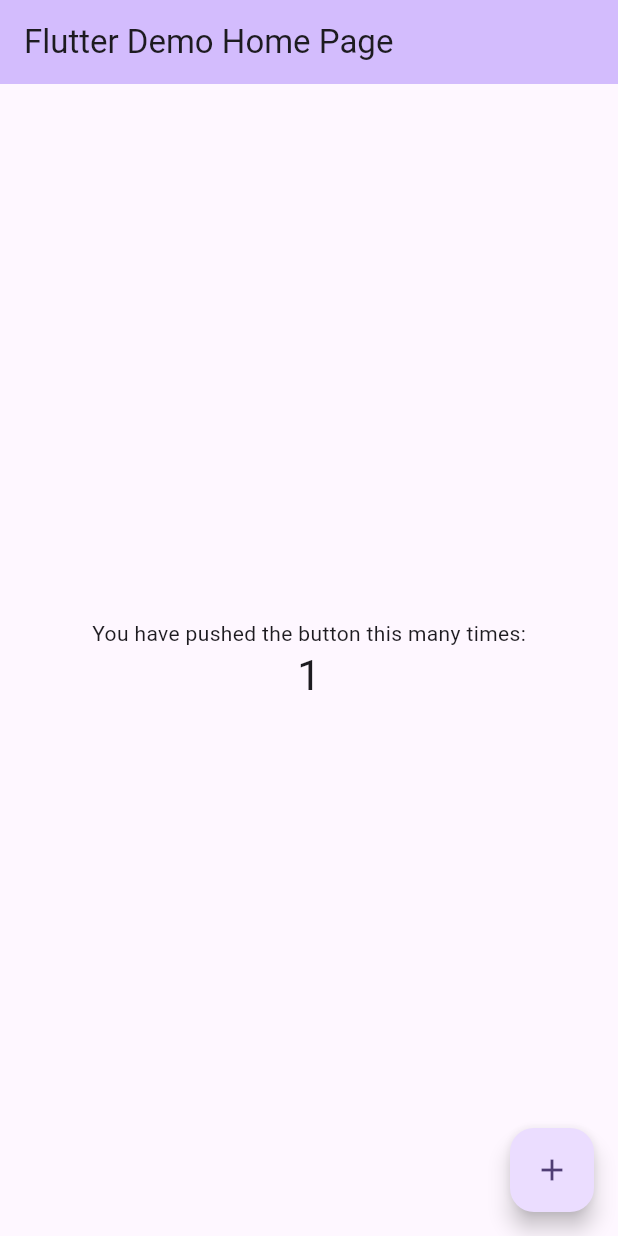
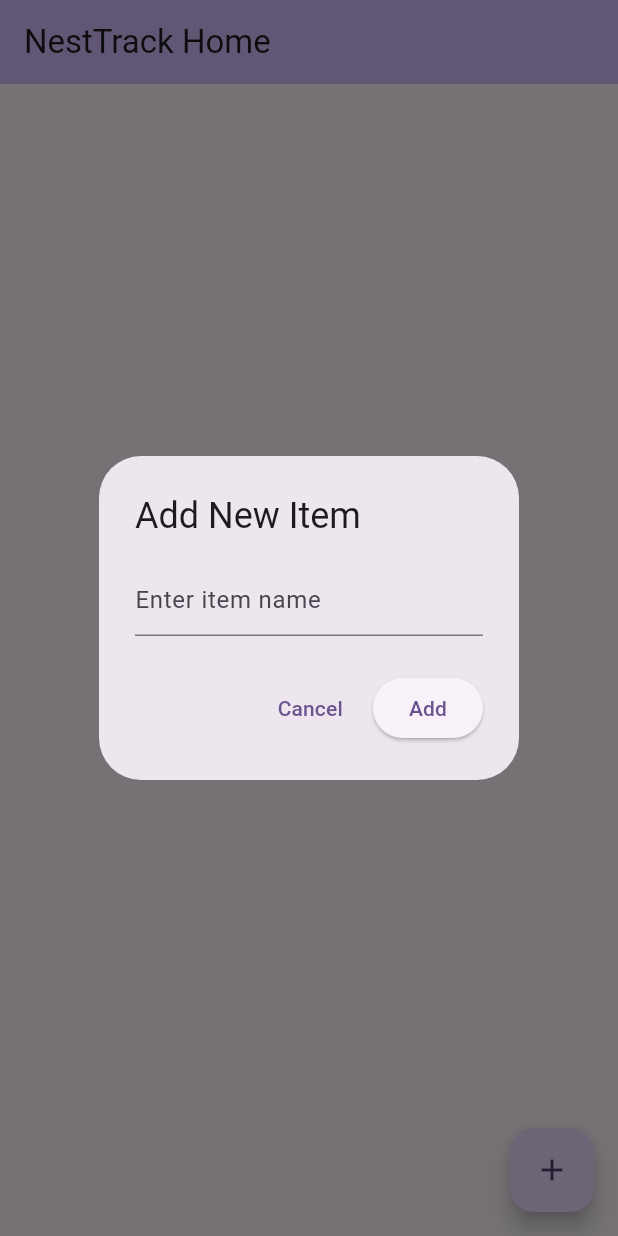
Before and after one commit to lioamp/family-inventory-app, a Flutter app: the screen it shows after launch, after a tap on the "add" icon, on a phone screen of 412 x 824 dp. Run offline on Flutter 3.47's test engine with Material 3 defaults, Android fonts, the light colour scheme and no system bars; our stand-ins replace firebase_core; accounts and stored records are empty; generated files the repository leaves out were written again.

Commit message:
Initial app setup: main.dart, Firebase configuration, and platform build files

```diff
--- a/lib/main.dart
+++ b/lib/main.dart
@@ -1,120 +1,103 @@
 import 'package:flutter/material.dart';
+import 'package:firebase_core/firebase_core.dart';
+import 'firebase_options.dart';
 
-void main() {
-  runApp(const MyApp());
+void main() async {
+  WidgetsFlutterBinding.ensureInitialized();
+  await Firebase.initializeApp(
+    options: DefaultFirebaseOptions.currentPlatform,
+  );
+  runApp(const NestTrackApp());
 }
 
-class MyApp extends StatelessWidget {
-  const MyApp({super.key});
+class NestTrackApp extends StatelessWidget {
+  const NestTrackApp({super.key});
 
-  // This widget is the root of your application.
   @override
   Widget build(BuildContext context) {
     return MaterialApp(
-      title: 'Flutter Demo',
+      title: 'NestTrack',
       theme: ThemeData(
-        // This is the theme of your application.
-        //
-        // TRY THIS: Try running your application with "flutter run". You'll see
-        // the application has a purple toolbar. Then, without quitting the app,
-        // try changing the seedColor in the colorScheme below to Colors.green
-        // and then invoke "hot reload" (save your changes or press the "hot
-        // reload" button in a Flutter-supported IDE, or press "r" if you used
-        // the command line to start the app).
-        //
-        // Notice that the counter didn't reset back to zero; the application
-        // state is not lost during the reload. To reset the state, use hot
-        // restart instead.
-        //
-        // This works for code too, not just values: Most code changes can be
-        // tested with just a hot reload.
-        colorScheme: .fromSeed(seedColor: Colors.deepPurple),
+        colorScheme: ColorScheme.fromSeed(seedColor: Colors.deepPurple),
+        useMaterial3: true,
       ),
-      home: const MyHomePage(title: 'Flutter Demo Home Page'),
+      home: const HomePage(title: 'NestTrack Home'),
     );
   }
 }
 
-class MyHomePage extends StatefulWidget {
-  const MyHomePage({super.key, required this.title});
-
-  // This widget is the home page of your application. It is stateful, meaning
-  // that it has a State object (defined below) that contains fields that affect
-  // how it looks.
-
-  // This class is the configuration for the state. It holds the values (in this
-  // case the title) provided by the parent (in this case the App widget) and
-  // used by the build method of the State. Fields in a Widget subclass are
-  // always marked "final".
+class HomePage extends StatefulWidget {
+  const HomePage({super.key, required this.title});
 
   final String title;
 
   @override
-  State<MyHomePage> createState() => _MyHomePageState();
+  State<HomePage> createState() => _HomePageState();
 }
 
-class _MyHomePageState extends State<MyHomePage> {
-  int _counter = 0;
+class _HomePageState extends State<HomePage> {
+  final List<String> _items = [];
 
-  void _incrementCounter() {
+  void _addItem(String itemName) {
     setState(() {
-      // This call to setState tells the Flutter framework that something has
-      // changed in this State, which causes it to rerun the build method below
-      // so that the display can reflect the updated values. If we changed
-      // _counter without calling setState(), then the build method would not be
-      // called again, and so nothing would appear to happen.
-      _counter++;
+      _items.add(itemName);
     });
+  }
+
+  void _showAddItemDialog() {
+    final TextEditingController controller = TextEditingController();
+
+    showDialog(
+      context: context,
+      builder: (context) {
+        return AlertDialog(
+          title: const Text('Add New Item'),
+          content: TextField(
+            controller: controller,
+            decoration: const InputDecoration(hintText: 'Enter item name'),
+          ),
+          actions: [
+            TextButton(
+              onPressed: () {
+                Navigator.pop(context);
+              },
+              child: const Text('Cancel'),
+            ),
+            ElevatedButton(
+              onPressed: () {
+                if (controller.text.isNotEmpty) {
+                  _addItem(controller.text);
+                }
+                Navigator.pop(context);
+              },
+              child: const Text('Add'),
+            ),
+          ],
+        );
+      },
+    );
   }
 
   @override
   Widget build(BuildContext context) {
-    // This method is rerun every time setState is called, for instance as done
-    // by the _incrementCounter method above.
-    //
-    // The Flutter framework has been optimized to make rerunning build methods
-    // fast, so that you can just rebuild anything that needs updating rather
-    // than having to individually change instances of widgets.
     return Scaffold(
       appBar: AppBar(
-        // TRY THIS: Try changing the color here to a specific color (to
-        // Colors.amber, perhaps?) and trigger a hot reload to see the AppBar
-        // change color while the other colors stay the same.
         backgroundColor: Theme.of(context).colorScheme.inversePrimary,
-        // Here we take the value from the MyHomePage object that was created by
-        // the App.build method, and use it to set our appbar title.
         title: Text(widget.title),
       ),
-      body: Center(
-        // Center is a layout widget. It takes a single child and positions it
-        // in the middle of the parent.
-        child: Column(
-          // Column is also a layout widget. It takes a list of children and
-          // arranges them vertically. By default, it sizes itself to fit its
-          // children horizontally, and tries to be as tall as its parent.
-          //
-          // Column has various properties to control how it sizes itself and
-          // how it positions its children. Here we use mainAxisAlignment to
-          // center the children vertically; the main axis here is the vertical
-          // axis because Columns are vertical (the cross axis would be
-          // horizontal).
-          //
-          // TRY THIS: Invoke "debug painting" (choose the "Toggle Debug Paint"
-          // action in the IDE, or press "p" in the console), to see the
-          // wireframe for each widget.
-          mainAxisAlignment: .center,
-          children: [
-            const Text('You have pushed the button this many times:'),
-            Text(
-              '$_counter',
-              style: Theme.of(context).textTheme.headlineMedium,
+      body: _items.isEmpty
+          ? const Center(child: Text('No items yet. Tap + to add one!'))
+          : ListView.builder(
+              itemCount: _items.length,
+              itemBuilder: (context, index) {
+                return ListTile(
+                  title: Text(_items[index]),
+                );
+              },
             ),
-          ],
-        ),
-      ),
       floatingActionButton: FloatingActionButton(
-        onPressed: _incrementCounter,
-        tooltip: 'Increment',
+        onPressed: _showAddItemDialog,
+        tooltip: 'Add Item',
         child: const Icon(Icons.add),
       ),
     );
--- a/pubspec.yaml
+++ b/pubspec.yaml
@@ -30,6 +30,11 @@ environment:
 dependencies:
   flutter:
     sdk: flutter
+
+  # Firebase and Firestore dependencies
+  firebase_core: ^4.3.0
+  cloud_firestore: ^6.1.1
+  firebase_auth: ^6.1.3
 
   # The following adds the Cupertino Icons font to your application.
   # Use with the CupertinoIcons class for iOS style icons.
```
Also changed, not shown: pubspec.lock, 6 other files.
